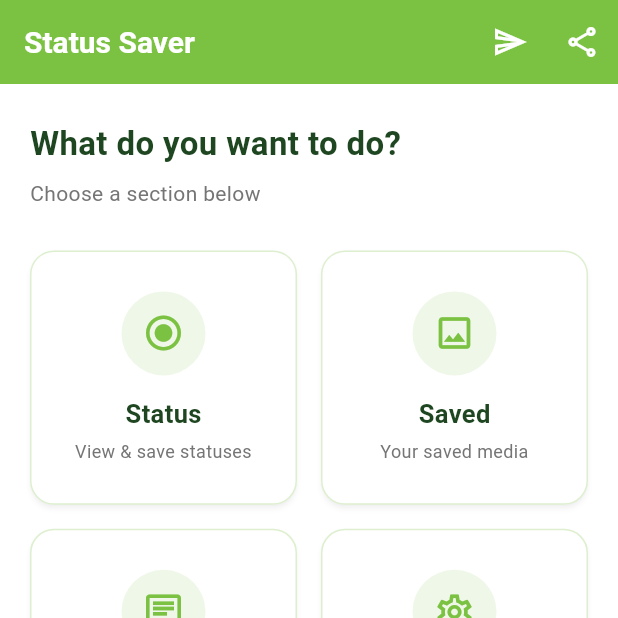
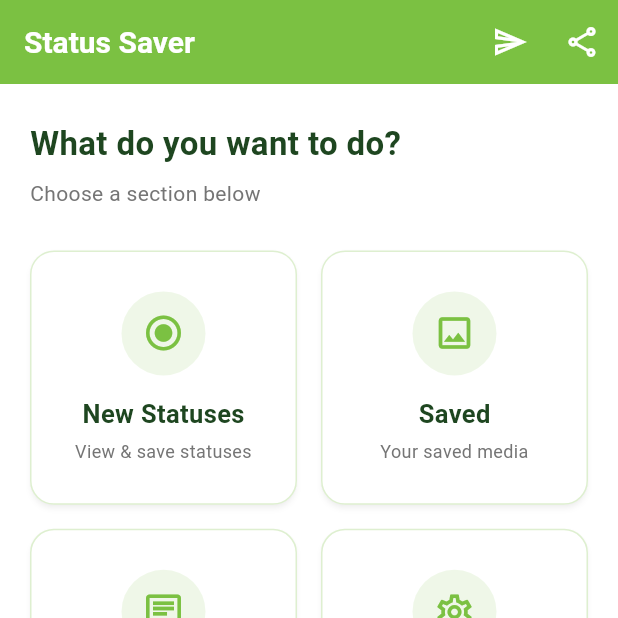
Before and after one commit to UsamaAndroid/whatsapp_statussaver, a Flutter app: the screen it shows after launch, on a phone screen of 412 x 824 dp, the top half of it. Run offline on Flutter 3.47's test engine with Material 3 defaults, Android fonts, the phone set to English and light mode, and no system bars; our stand-ins replace device_info_plus, firebase_core, firebase_messaging, flutter_local_notifications, google_mobile_ads, package_info_plus and 4 more; missing offline and left inert: video_thumbnail; accounts and stored records are empty; network calls fail.

Commit message:
check commit

```diff
--- a/lib/screens/home_screen.dart
+++ b/lib/screens/home_screen.dart
@@ -165,7 +165,7 @@ class _HomeScreenState extends State<HomeScreen> {
                   children: [
                     _HomeMenuButton(
                       icon: Icons.radio_button_checked_outlined,
-                      label: 'Status',
+                      label: 'New Statuses',
                       subtitle: 'View & save statuses',
                       onTap: _openStatus,
                     ),
--- a/pubspec.yaml
+++ b/pubspec.yaml
@@ -2,7 +2,7 @@ name: status_saver
 description: "Status Saver - save and manage statuses from your device."
 publish_to: 'none'
 
-version: 1.0.10+10
+version: 1.0.11+11
 
 environment:
   sdk: ^3.5.3
```
